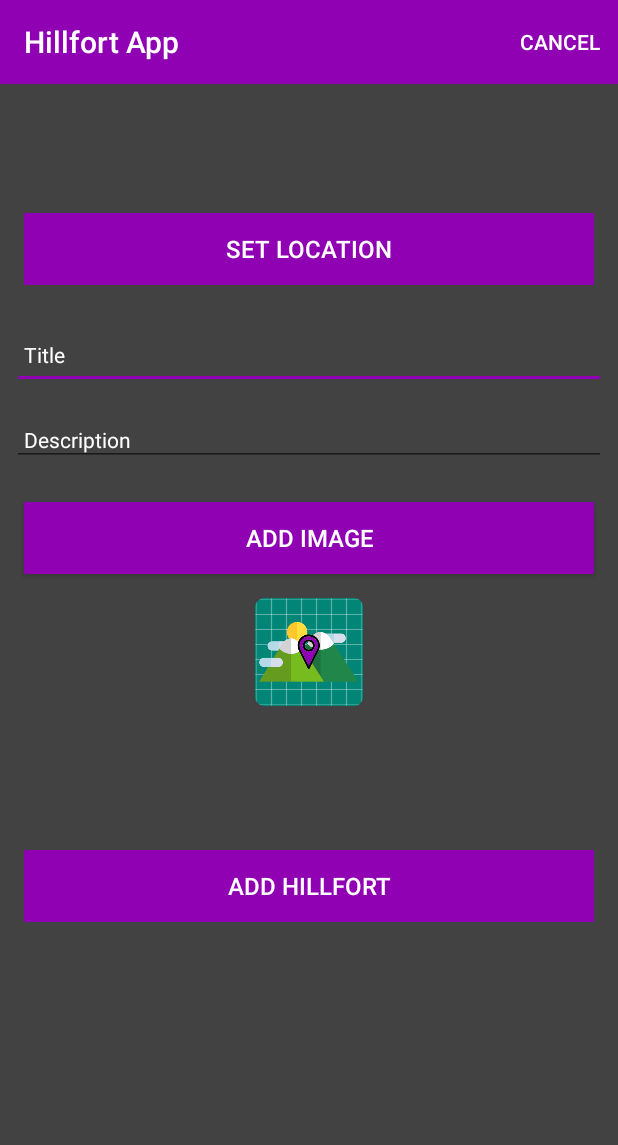
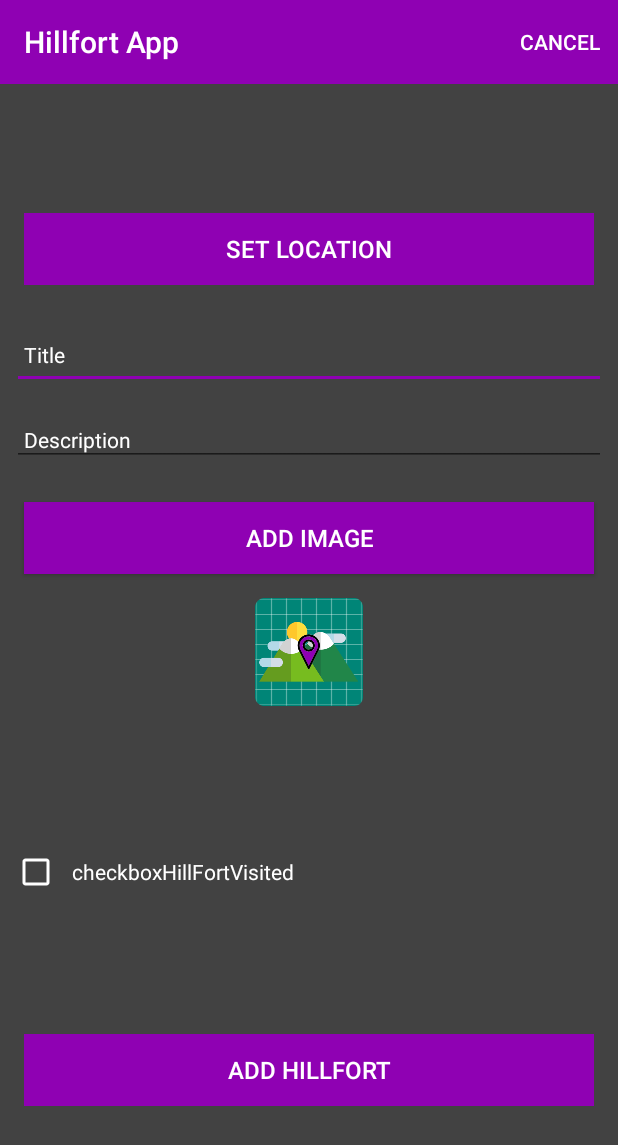
Before and after one commit to niallmul97/HillfortApp, an Android app: the HillfortActivity screen opened directly, with no data from a screen before it, on a phone screen of 412 x 824 dp. Shown: the top 1145 px of the screen. Run offline under Robolectric (Android 15) with nearby library versions, the phone set to English and light mode, and no system bars; 1 statement that could not run was skipped.

Commit message:
Added check box for date visited

```diff
--- a/app/src/main/java/adapters/HillfortAdapter.kt
+++ b/app/src/main/java/adapters/HillfortAdapter.kt
@@ -7,6 +7,7 @@ import androidx.recyclerview.widget.RecyclerView
 import com.example.hillfort.R
 import com.example.hillfort.helpers.readImageFromPath
 import com.example.hillfort.models.HillfortModel
+import kotlinx.android.synthetic.main.activity_hillfort.*
 import kotlinx.android.synthetic.main.card_hillfort.view.*
 
 interface HillfortListener {
@@ -40,6 +41,8 @@ class HillfortAdapter constructor(
             itemView.imageIcon.visibility = View.VISIBLE
             itemView.hillfortTitle.text = hillfort.title
             itemView.hillfortDescription.text = hillfort.description
+            var strLocation = "Latitude: " + hillfort.location.lat.toString() + "\nLongitude: " +hillfort.location.lng.toString() + "\nZoom: " +hillfort.location.zoom.toString()
+            itemView.hillFortLocationDisplay.text = strLocation
             if (hillfort.image.size > 0){
                 itemView.imageIcon.setImageBitmap(readImageFromPath(itemView.context, hillfort.image[0]))
             }
--- a/app/src/main/java/models/HillfortMemStore.kt
+++ b/app/src/main/java/models/HillfortMemStore.kt
@@ -30,6 +30,8 @@ class HillfortMemStore : HillfortStore, AnkoLogger {
             foundHillfort.title = hillfort.title
             foundHillfort.description = hillfort.description
             foundHillfort.image = hillfort.image
+            foundHillfort.visited = hillfort.visited
+            foundHillfort.notes = hillfort.notes
             foundHillfort.location.lat = hillfort.location.lat
             foundHillfort.location.lng = hillfort.location.lng
             foundHillfort.location.zoom = hillfort.location.zoom
--- a/app/src/main/java/models/HillfortModel.kt
+++ b/app/src/main/java/models/HillfortModel.kt
@@ -8,6 +8,8 @@ data class HillfortModel(var id: Long = 0,
                          var title: String = "",
                          var image: ArrayList<String> = ArrayList(),
                          var description: String = "",
+                         var visited: Boolean = false,
+                         var notes: ArrayList<String> = ArrayList(),
                          var location: Location = Location()) : Parcelable
 
 @Parcelize
--- a/app/src/main/res/layout/activity_hillfort.xml
+++ b/app/src/main/res/layout/activity_hillfort.xml
@@ -127,6 +127,35 @@
                 android:textSize="16sp"
                 android:visibility="invisible" />
 
+            <CheckBox
+                android:id="@+id/hillFortVisited"
+                android:layout_width="match_parent"
+                android:layout_height="45dp"
+                android:layout_margin="8dp"
+                android:maxLength="25"
+                android:maxLines="1"
+                android:padding="8dp"
+                android:text="@string/checkboxHillFortVisited"
+                android:textColor="@color/colorPrimary"
+                android:buttonTint="@color/colorPrimary"
+                android:textSize="14sp" />
+
+            <EditText
+                android:id="@+id/hillFortDateVisited"
+                android:layout_width="match_parent"
+                android:layout_height="45dp"
+                android:layout_margin="8dp"
+                android:autofillHints=""
+                android:hint="@string/visitDate"
+                android:maxLength="25"
+                android:maxLines="1"
+                android:padding="8dp"
+                android:textColor="@color/colorPrimary"
+                android:textColorHint="@color/colorPrimary"
+                android:textSize="14sp"
+                android:ems="10"
+                android:inputType="date" />
+
             <Button
                 android:id="@+id/btnAdd"
                 android:layout_width="match_parent"
--- a/app/src/main/res/values/strings.xml
+++ b/app/src/main/res/values/strings.xml
@@ -14,4 +14,6 @@
     <string name="button_location">Set Location</string>
     <string name="title_activity_maps">Map</string>
     <string name="blank_location">blank_location</string>
+    <string name="checkboxHillFortVisited">checkboxHillFortVisited</string>
+    <string name="visitDate">visitDate</string>
 </resources>
```
Also changed, not shown: app/src/main/java/com/example/hillfort/activities/HillfortActivity.kt (+14 -1 lines), app/src/main/res/layout/card_hillfort.xml (+21 -0 lines), app/src/main/res/values/googlemapsapi.xml (added, +24 -0 lines).
